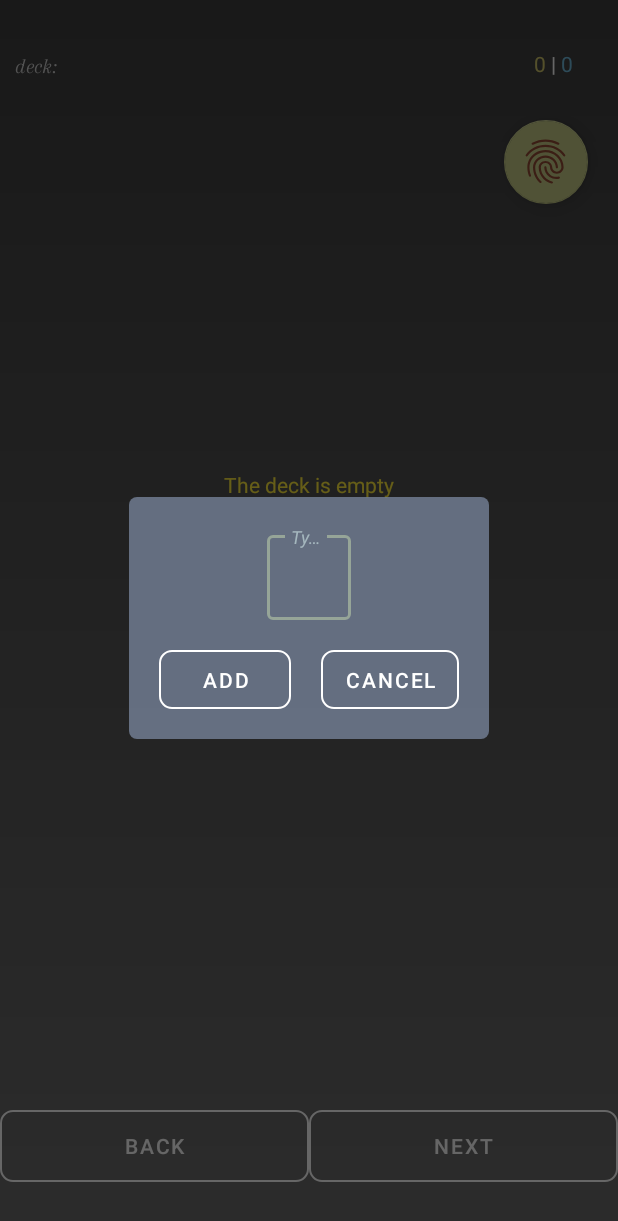
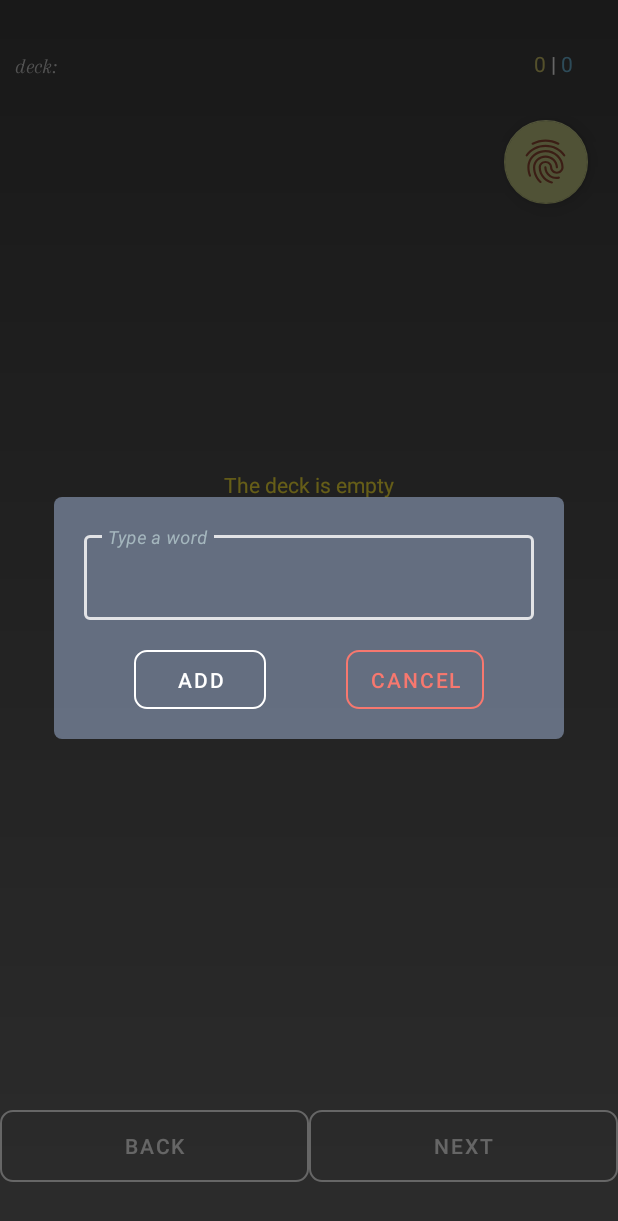
Before and after one commit to NikolayKuts/Milim, an Android app: the fragment AdditionWordFragment placed in its activity, on a phone screen of 412 x 824 dp. Shown: the top 1221 px of the screen. Run offline under Robolectric (Android 15) with nearby library versions, the phone set to English and light mode, and no system bars; our stand-ins replace Room's generated code; Roboto replaces fonts that are not available here.

```diff
--- a/app/src/main/java/com/example/milim/fragments/AdditionWordFragment.kt
+++ b/app/src/main/java/com/example/milim/fragments/AdditionWordFragment.kt
@@ -8,11 +8,11 @@ import android.view.ViewGroup
 import android.widget.Toast
 import androidx.core.os.bundleOf
 import androidx.fragment.app.DialogFragment
-import com.example.milim.databinding.DialogFragmentAdditionWordBinding
+import com.example.milim.databinding.DialogFragmentWordAdditionBinding
 import com.example.milim.screens.main.MainPresenter
 
 class AdditionWordFragment : DialogFragment() {
-    private var _binding: DialogFragmentAdditionWordBinding? = null
+    private var _binding: DialogFragmentWordAdditionBinding? = null
     private val binding
     get() = _binding!!
     private lateinit var listener: OnDialogFragmentClosedListener
@@ -45,7 +45,7 @@ class AdditionWordFragment : DialogFragment() {
     ): View? {
         super.onCreateView(inflater, container, savedInstanceState)
         dialog?.window?.setBackgroundDrawableResource(android.R.color.transparent)
-        _binding = DialogFragmentAdditionWordBinding.inflate(inflater, container, false)
+        _binding = DialogFragmentWordAdditionBinding.inflate(inflater, container, false)
         return binding.root
     }
 
--- a/app/src/main/java/com/example/milim/fragments/DeletingWordFragment.kt
+++ b/app/src/main/java/com/example/milim/fragments/DeletingWordFragment.kt
@@ -7,11 +7,11 @@ import android.view.View
 import android.view.ViewGroup
 import androidx.core.os.bundleOf
 import androidx.fragment.app.DialogFragment
-import com.example.milim.databinding.DialogFragmentDeletingWordBinding
+import com.example.milim.databinding.DialogFragmentWordDeletingBinding
 import com.example.milim.screens.main.MainPresenter
 
 class DeletingWordFragment : DialogFragment() {
-    private var _binding: DialogFragmentDeletingWordBinding? = null
+    private var _binding: DialogFragmentWordDeletingBinding? = null
     private val binding
     get() = _binding!!
     private lateinit var listener: OnDialogFragmentClosedListener
@@ -43,7 +43,7 @@ class DeletingWordFragment : DialogFragment() {
     ): View? {
         super.onCreateView(inflater, container, savedInstanceState)
         dialog?.window?.setBackgroundDrawableResource(android.R.color.transparent)
-        _binding = DialogFragmentDeletingWordBinding.inflate(inflater, container, false)
+        _binding = DialogFragmentWordDeletingBinding.inflate(inflater, container, false)
         return binding.root
     }
 
--- /dev/null
+++ b/app/src/main/res/color/text_input_layout_edition_word.xml
@@ -0,0 +1,7 @@
+<?xml version="1.0" encoding="utf-8"?>
+<selector xmlns:android="http://schemas.android.com/apk/res/android">
+    <item android:color="#D8FAFAFA" android:state_focused="true"/>
+    <item android:color="#ffffff" android:state_hovered="true"/>
+    <item android:color="@color/hint"/>
+
+</selector>
--- /dev/null
+++ b/app/src/main/res/drawable/dialog_button_background_red_stroke.xml
@@ -0,0 +1,12 @@
+<?xml version="1.0" encoding="utf-8"?>
+<shape xmlns:android="http://schemas.android.com/apk/res/android"
+    android:shape="rectangle">
+    <size
+        android:height="10dp" />
+    <stroke
+        android:color="@color/red_stroke_button"
+        android:width="1dp"/>
+    <corners
+        android:radius="8dp" />
+
+</shape>
--- a/app/src/main/res/layout/activity_lesson.xml
+++ b/app/src/main/res/layout/activity_lesson.xml
@@ -15,6 +15,7 @@
         android:background="@drawable/dialog_button_background"
         android:onClick="onNextClick"
         android:text="Next"
+        android:textColor="#ffffff"
         app:backgroundTint="@null"
         app:layout_constraintBottom_toBottomOf="@+id/buttonBack"
         app:layout_constraintStart_toEndOf="@id/buttonBack"
@@ -30,6 +31,7 @@
         android:background="@drawable/dialog_button_background"
         android:onClick="onBackClick"
         android:text="Back"
+        android:textColor="#ffffff"
         app:backgroundTint="@null"
         app:layout_constraintBottom_toBottomOf="parent"
         app:layout_constraintEnd_toStartOf="@+id/buttonNext"
--- a/app/src/main/res/layout/dialog_deck_deleting.xml
+++ b/app/src/main/res/layout/dialog_deck_deleting.xml
@@ -24,10 +24,10 @@
         android:layout_height="wrap_content"
         android:minHeight="20dp"
         android:text="Delete"
-        android:textColor="#E49379"
+        android:textColor="@color/red_stroke_button"
         android:layout_marginTop="20dp"
         app:backgroundTint="@null"
-        android:background="@drawable/dialog_button_background"
+        android:background="@drawable/dialog_button_background_red_stroke"
         app:layout_constraintStart_toStartOf="parent"
         app:layout_constraintTop_toBottomOf="@+id/textViewDeckDeletingTitle" />
 
--- a/app/src/main/res/layout/dialog_fragment_addition_word.xml
+++ b/app/src/main/res/layout/dialog_fragment_word_addition.xml
@@ -15,7 +15,7 @@
         android:hint="Type a word"
         app:endIconTint="#BDBDBD"
         app:hintTextColor="@color/hint"
-        app:boxStrokeColor="#85C4D6AE"
+        app:boxStrokeColor="@color/text_input_layout_edition_word"
         app:endIconMode="clear_text"
         app:layout_constraintEnd_toEndOf="parent"
         app:layout_constraintHorizontal_bias="0.502"
@@ -26,6 +26,7 @@
             android:id="@+id/editTextNewWord"
             android:layout_width="wrap_content"
             android:layout_height="wrap_content"
+            android:minWidth="300dp"
             android:background="@null"
             android:ems="10"
             android:textCursorDrawable="@null"
@@ -43,6 +44,7 @@
         android:layout_marginEnd="10dp"
         android:background="@drawable/dialog_button_background"
         android:minHeight="30dp"
+        android:textColor="#ffffff"
         android:onClick="onInsertWordButtonClick"
         android:text="Add"
         app:backgroundTint="@null"
@@ -57,7 +59,8 @@
         android:layout_height="wrap_content"
         android:layout_marginStart="10dp"
         android:layout_marginTop="20dp"
-        android:background="@drawable/dialog_button_background"
+        android:background="@drawable/dialog_button_background_red_stroke"
+        android:textColor="@color/red_stroke_button"
         android:minHeight="30dp"
         android:onClick="onCancelWordAddingClick"
         android:text="Cancel"
--- a/app/src/main/res/layout/dialog_fragment_deleting_word.xml
+++ b/app/src/main/res/layout/dialog_fragment_word_deleting.xml
@@ -15,9 +15,10 @@
         android:minHeight="30dp"
         android:layout_marginEnd="10dp"
         android:text="Delete"
+        android:textColor="@color/red_stroke_button"
         android:layout_marginTop="20dp"
         app:backgroundTint="@null"
-        android:background="@drawable/dialog_button_background"
+        android:background="@drawable/dialog_button_background_red_stroke"
         app:layout_constraintEnd_toStartOf="@+id/buttonCancelDeleting"
         app:layout_constraintStart_toStartOf="parent"
         app:layout_constraintTop_toBottomOf="@+id/textViewTitleDeleteDialog" />
@@ -31,6 +32,7 @@
         app:backgroundTint="@null"
         android:background="@drawable/dialog_button_background"
         android:text="Cancel"
+        android:textColor="#ffffff"
         android:layout_marginTop="20dp"
         app:layout_constraintStart_toEndOf="@+id/buttonConfirmWordDeleting"
         app:layout_constraintEnd_toEndOf="parent"
--- a/app/src/main/res/values/colors.xml
+++ b/app/src/main/res/values/colors.xml
@@ -12,4 +12,5 @@
     <color name="deck_item_background">#3CBBE6EC</color>
     <color name="dialog_background">#B08391AC</color>
     <color name="hint">#B3C0D6D8</color>
+    <color name="red_stroke_button">#F7786F</color>
 </resources>
```
Also changed, not shown: app/src/main/res/layout/dialog_deck_creation.xml (+34 -22 lines).
